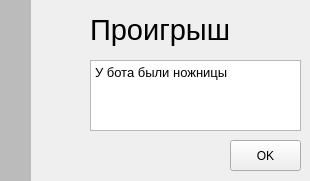
Before: the Qt Designer form result.ui in jDan735/qtcanobu, drawn with Qt 5.
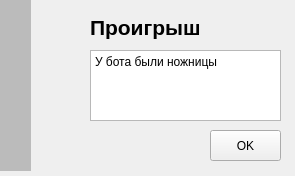
After: the same form once the commit is applied. Icons and pictures are not drawn.

Diff of the .ui file:
```diff
--- a/result.ui
+++ b/result.ui
@@ -6,20 +6,20 @@
    <rect>
     <x>0</x>
     <y>0</y>
-    <width>310</width>
-    <height>181</height>
+    <width>295</width>
+    <height>176</height>
    </rect>
   </property>
   <property name="minimumSize">
    <size>
-    <width>310</width>
-    <height>181</height>
+    <width>295</width>
+    <height>176</height>
    </size>
   </property>
   <property name="maximumSize">
    <size>
-    <width>310</width>
-    <height>181</height>
+    <width>295</width>
+    <height>176</height>
    </size>
   </property>
   <property name="windowTitle">
@@ -31,7 +31,7 @@
      <x>0</x>
      <y>0</y>
      <width>31</width>
-     <height>181</height>
+     <height>171</height>
     </rect>
    </property>
    <property name="styleSheet">
@@ -54,8 +54,8 @@
   <widget class="QPushButton" name="pushButton">
    <property name="geometry">
     <rect>
-     <x>230</x>
-     <y>140</y>
+     <x>210</x>
+     <y>130</y>
      <width>71</width>
      <height>31</height>
     </rect>
@@ -77,26 +77,31 @@
    <property name="geometry">
     <rect>
      <x>90</x>
-     <y>10</y>
+     <y>7</y>
      <width>171</width>
      <height>41</height>
     </rect>
    </property>
    <property name="font">
     <font>
-     <pointsize>20</pointsize>
+     <pointsize>16</pointsize>
+     <weight>99</weight>
+     <bold>true</bold>
     </font>
    </property>
+   <property name="styleSheet">
+    <string notr="true">font-size:16pt; font-weight: 900;</string>
+   </property>
    <property name="text">
-    <string>&lt;html&gt;&lt;head/&gt;&lt;body&gt;&lt;p&gt;&lt;span style=&quot; font-size:22pt;&quot;&gt;Проигрыш&lt;/span&gt;&lt;/p&gt;&lt;/body&gt;&lt;/html&gt;</string>
+    <string>&lt;html&gt;&lt;head/&gt;&lt;body&gt;&lt;p&gt;&lt;span style=&quot; font-size:16pt; font-weight: 900;&quot;&gt;Проигрыш&lt;/span&gt;&lt;/p&gt;&lt;/body&gt;&lt;/html&gt;</string>
    </property>
   </widget>
   <widget class="QTextBrowser" name="textBrowser">
    <property name="geometry">
     <rect>
      <x>90</x>
-     <y>60</y>
-     <width>211</width>
+     <y>50</y>
+     <width>191</width>
      <height>71</height>
     </rect>
    </property>
@@ -113,8 +118,8 @@
     <string>&lt;!DOCTYPE HTML PUBLIC &quot;-//W3C//DTD HTML 4.0//EN&quot; &quot;http://www.w3.org/TR/REC-html40/strict.dtd&quot;&gt;
 &lt;html&gt;&lt;head&gt;&lt;meta name=&quot;qrichtext&quot; content=&quot;1&quot; /&gt;&lt;style type=&quot;text/css&quot;&gt;
 p, li { white-space: pre-wrap; }
-&lt;/style&gt;&lt;/head&gt;&lt;body style=&quot; font-family:'MS Shell Dlg 2'; font-size:8.25pt; font-weight:400; font-style:normal;&quot;&gt;
-&lt;p style=&quot; margin-top:0px; margin-bottom:0px; margin-left:0px; margin-right:0px; -qt-block-indent:0; text-indent:0px;&quot;&gt;&lt;span style=&quot; font-family:'Noto Sans Display'; font-size:10pt;&quot;&gt;У бота были ножницы&lt;/span&gt;&lt;/p&gt;&lt;/body&gt;&lt;/html&gt;</string>
+&lt;/style&gt;&lt;/head&gt;&lt;body style=&quot; font-family:'Noto Sans Display'; font-size:8.75pt; font-weight:400; font-style:normal;&quot;&gt;
+&lt;p style=&quot; margin-top:0px; margin-bottom:0px; margin-left:0px; margin-right:0px; -qt-block-indent:0; text-indent:0px;&quot;&gt;&lt;span style=&quot; font-size:9pt;&quot;&gt;У бота были ножницы&lt;/span&gt;&lt;/p&gt;&lt;/body&gt;&lt;/html&gt;</string>
    </property>
   </widget>
  </widget>
```
